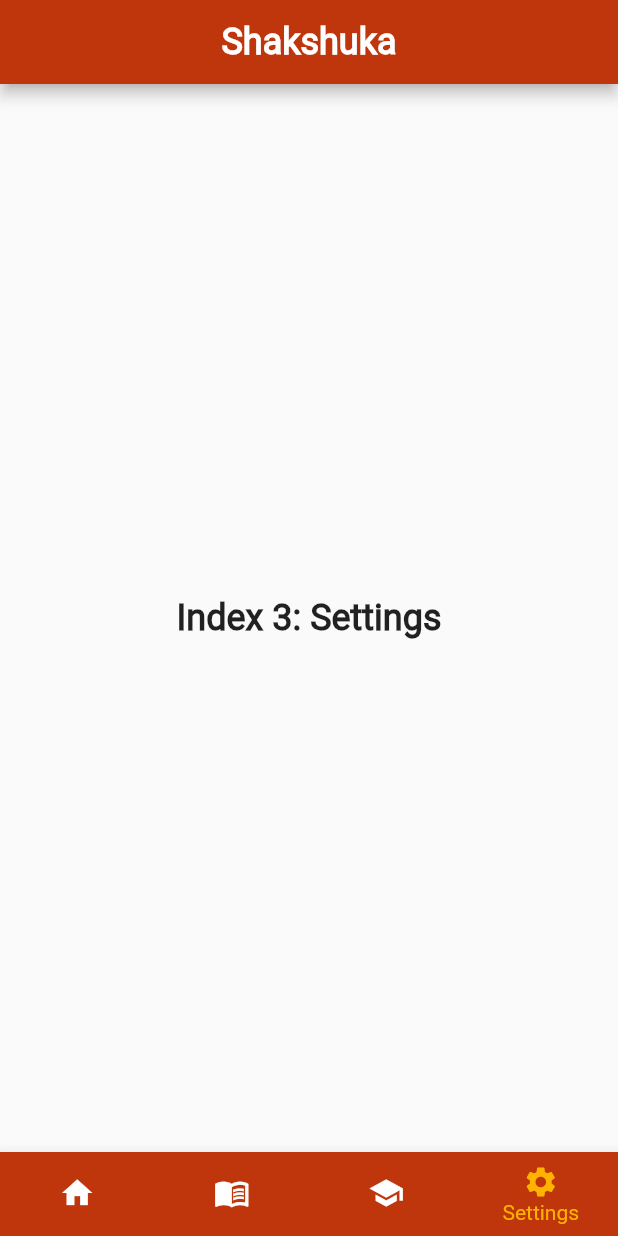
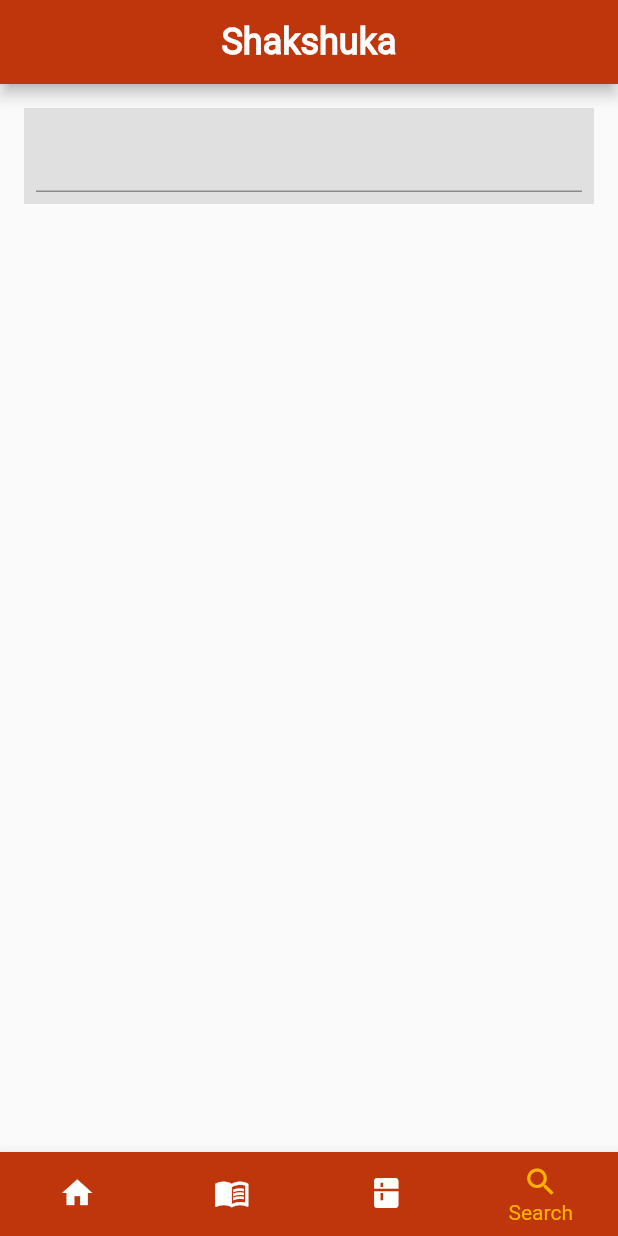
Before and after one commit to FS-CSCI150-F21/FS-CSCI150-F21-Team5, a Flutter app: the screen it shows after launch, item 4 of the bottom bar chosen, on a phone screen of 412 x 824 dp. Run offline on Flutter 3.47's test engine with Material 2 defaults, Android fonts, the phone set to English and light mode, and no system bars.

Commit message:
created grocery list and search page skeletons

```diff
--- a/lib/main.dart
+++ b/lib/main.dart
@@ -17,6 +17,7 @@ class ShakshukaApp extends StatelessWidget {
   @override
   Widget build(BuildContext context) {
     return const MaterialApp(
+      debugShowCheckedModeBanner: false,
       title: 'Shakshuka',
       /*theme: ThemeData(
         // This is the theme of your application.
@@ -45,28 +46,13 @@ class AppWrapper extends StatefulWidget {
 
 class _AppWrapperState extends State<AppWrapper> {
   int _selectedIndex = 0;
-  static const TextStyle optionStyle =
-  TextStyle(fontSize: 24, fontWeight: FontWeight.bold);
 
+  // this is the list of pages the bottom navigation bar will address
   static const List<Widget> _widgetOptions = <Widget>[
-    /*Text(
-      'Index 0: Home',
-      style: optionStyle,
-    ),*/
     Home(),
-    /*Text(
-      'Index 1: Business',
-      style: optionStyle,
-    ),*/
     RecipeCardPage(),
-    Text(
-      'Index 2: School',
-      style: optionStyle,
-    ),
-    Text(
-      'Index 3: Settings',
-      style: optionStyle,
-    ),
+    GroceryPage(),
+    SearchPage(),
   ];
 
   void _onItemTapped(int index) {
@@ -96,6 +82,7 @@ class _AppWrapperState extends State<AppWrapper> {
         child: _widgetOptions.elementAt(_selectedIndex),
       ),
 
+      //https://api.flutter.dev/flutter/material/BottomNavigationBar-class.html
       bottomNavigationBar: BottomNavigationBar(
         type: BottomNavigationBarType.fixed,
         backgroundColor: Colors.deepOrange[900],
@@ -121,14 +108,14 @@ class _AppWrapperState extends State<AppWrapper> {
           ),
 
           BottomNavigationBarItem(
-            icon: Icon(Icons.school),
-            label: 'School',
+            icon: Icon(Icons.kitchen),
+            label: 'Grocery List',
             //backgroundColor: Colors.purple,
           ),
 
           BottomNavigationBarItem(
-            icon: Icon(Icons.settings),
-            label: 'Settings',
+            icon: Icon(Icons.search),
+            label: 'Search',
             //backgroundColor: Colors.pink,
           ),
 
@@ -228,7 +215,6 @@ class Home extends StatelessWidget {
         ),
       ),
 
-
     );
   }
 }
@@ -257,56 +243,31 @@ class _RecipeCardPageState extends State<RecipeCardPage> {
 
 
 
+class GroceryPage extends StatelessWidget {
+  const GroceryPage({Key? key}) : super(key: key);
+  @override
+  Widget build(BuildContext context) {
+    return Image.asset('res/img/shakshuka.jpg');
+  }
+}
 
 
 
 
-
-
-
-
-
-      /*Center(
-        child: ElevatedButton.icon(
-          onPressed: () {
-            print('I\'ve been pressed!');
-          },
-          icon: const Icon(Icons.ac_unit),
-          label: const Text('myLabel'/*, style: TextStyle(color: Colors.black),*/),
-          style: ElevatedButton.styleFrom(primary: Colors.amber[600]),
-        ),
-        //Image.asset('res/img/shakshuka.jpg'),
-      ),*/
-
-          //Image.network('https://p0.pxfuel.com/preview/18/265/193/food-shakshouka-israel-tel-aviv.jpg'),
-          /*Text(
-          'Shakshuka is delicious!',
-          style: TextStyle(
-            fontSize: 24,
-            fontWeight: FontWeight.bold,
-            color: Colors.deepOrange[900],
-            fontFamily: 'Roboto',*/
-
-      /*bottomNavigationBar: BottomNavigationBar(
-          items: const <BottomNavigationBarItem>[
-            BottomNavigationBarItem(
-              icon: Icon(Icons.home),
-              label: 'Home',
-            ),
-            BottomNavigationBarItem(
-              icon: Icon(Icons.business),
-              label: 'Business',
-            ),
-            BottomNavigationBarItem(
-              icon: Icon(Icons.school),
-              label: 'School',
-            ),
-          ],
-          currentIndex: _selectedIndex,
-          selectedItemColor: Colors.amber[800],
-          //onTap: /*_onItemTapped*/_selectedIndex = 0,
-        ),*/
-
+class SearchPage extends StatelessWidget {
+  const SearchPage({Key? key}) : super(key: key);
+  @override
+  Widget build(BuildContext context) {
+    return Scaffold(
+      body: Container(
+        color: Colors.grey[300],
+        padding: EdgeInsets.all(8.0),
+        margin: EdgeInsets.all(16.0),
+        child: TextField(),
+      ),
+    );
+  }
+}
 
 
 
```
Also changed, not shown: 1 other file.
